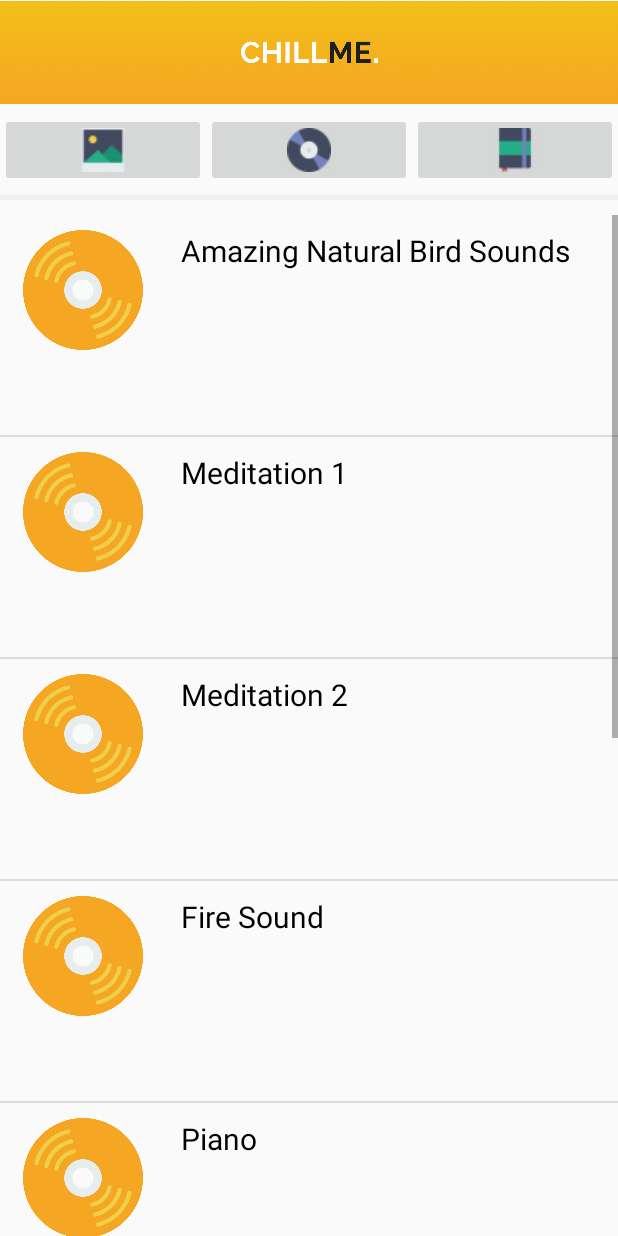
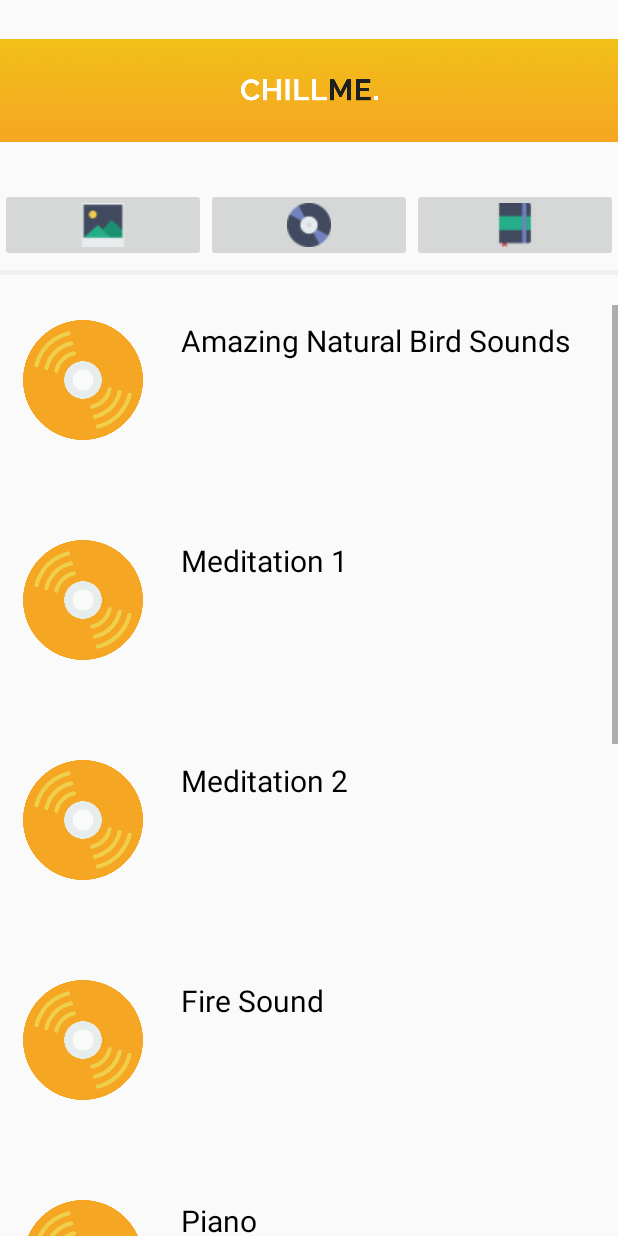
Before and after one commit to ptnghiapcs/GameUIT, an Android app: the DairyActivity screen opened directly, with no data from a screen before it, after a tap on an icon or button, on a phone screen of 412 x 824 dp. Run offline under Robolectric (Android 15) with nearby library versions, the phone set to English and light mode, and no system bars.

Commit message:
Hard code layout v2

```diff
--- a/app/src/main/java/apcs/gameuit/DairyActivity.java
+++ b/app/src/main/java/apcs/gameuit/DairyActivity.java
@@ -96,10 +96,13 @@
         SimpleDateFormat df = new SimpleDateFormat("dd-mm-yyyy");
         String formattedDate = df.format(c);
 
-        //String query = "INSERT INTO dairy VALUES('Fuck my life','AAAAAAA','Fuck this shit im out'," + formattedDate + ",'cute15')";
+        String query = "INSERT INTO dairy VALUES('Fuck my life','AAAAAAA','Fuck this shit im out'," +"'"+formattedDate+"'" +",'cute15')";
 
 
-        String query = "UPDATE dairy SET DATE='"+formattedDate+"'";
+        //spawnMeaBunchofEntries()
+
+
+       // String query = "UPDATE dairy SET DATE='"+formattedDate+"'";
         Log.d("date",query);
         dairy.execSQL(query);
 
--- a/app/src/main/java/apcs/gameuit/DairyEntry.java
+++ b/app/src/main/java/apcs/gameuit/DairyEntry.java
@@ -7,7 +7,7 @@
 
     DairyEntry(String name, String date, int res)
     {
-        dairydate=name;
+        dairyname=name;
         dairydate=date;
         this.res=res;
     }
--- a/app/src/main/java/apcs/gameuit/NewDairyEntryActivity.java
+++ b/app/src/main/java/apcs/gameuit/NewDairyEntryActivity.java
@@ -4,6 +4,7 @@
 import android.support.v7.app.AppCompatActivity;
 import android.os.Bundle;
 import android.widget.EditText;
+import android.widget.TextView;
 
 import java.text.SimpleDateFormat;
 import java.util.Calendar;
@@ -31,6 +32,10 @@
 
         String newTitle = ((EditText)findViewById(R.id.newStoryTitleInput)).toString();
         String newContent = ((EditText)findViewById(R.id.newStoryInput)).toString();
+        String todaySotry = ((TextView)findViewById(R.id.todayStory)).toString();
 
+        String query = "INSERT INTO dairy VALUES("+"'"+newTitle+"','"+todaySotry+"','"+newContent+"','"+formattedDate+"','"++"')";
+
+        dairy.execSQL(query);
     }
 }
--- a/app/src/main/res/layout/activity_dairy.xml
+++ b/app/src/main/res/layout/activity_dairy.xml
@@ -11,7 +11,7 @@
   <ImageView
       android:id="@+id/topTitleholder"
       android:layout_width="match_parent"
-      android:layout_height="70sp"
+      android:layout_height="180px"
       android:layout_margin="0dp"
       android:src="@drawable/toptitleyellow" />
 
--- a/app/src/main/res/layout/activity_music.xml
+++ b/app/src/main/res/layout/activity_music.xml
@@ -1,5 +1,5 @@
 <?xml version="1.0" encoding="utf-8"?>
-<android.support.constraint.ConstraintLayout xmlns:android="http://schemas.android.com/apk/res/android"
+<LinearLayout xmlns:android="http://schemas.android.com/apk/res/android"
     xmlns:app="http://schemas.android.com/apk/res-auto"
     xmlns:tools="http://schemas.android.com/tools"
     android:layout_width="match_parent"
@@ -13,7 +13,7 @@
         <ImageView
             android:id="@+id/topTitleholder"
             android:layout_width="match_parent"
-            android:layout_height="70sp"
+            android:layout_height="180px"
             android:src="@drawable/toptitleyellow" />
 
         <LinearLayout
@@ -56,8 +56,10 @@
             android:id="@+id/listViewMusics"
             android:layout_width="match_parent"
             android:layout_height="wrap_content"
-            android:layout_marginTop="10sp">
+            android:layout_marginTop="20sp"
+            android:divider="@null"
+            android:dividerHeight="0dp">
         </ListView>
     </LinearLayout>
 
-</android.support.constraint.ConstraintLayout>
+</LinearLayout>
--- a/app/src/main/res/layout/activity_photo.xml
+++ b/app/src/main/res/layout/activity_photo.xml
@@ -10,7 +10,7 @@
     <ImageView
         android:id="@+id/topTitleholder"
         android:layout_width="match_parent"
-        android:layout_height="70sp"
+        android:layout_height="180px"
         android:layout_margin="0dp"
         android:src="@drawable/toptitleyellow" />
 
```
